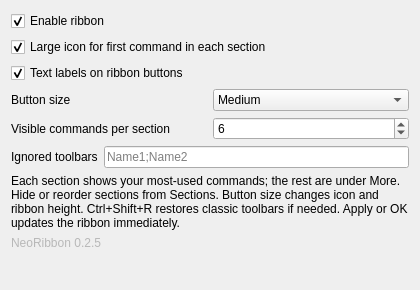
The window that Resources/ui/preferences.ui (robdevtech/NeoRibbon) describes before a commit, drawn with Qt 5.
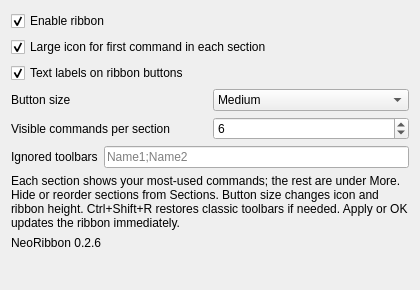
The same window after the commit. Custom widgets are drawn as their Qt base class.

Commit message:
Use theme text color for the prefs version label.
palette(mid) rendered as black and ignored FreeCAD light/dark QSS.

Patch:
```diff
--- a/Resources/ui/preferences.ui
+++ b/Resources/ui/preferences.ui
@@ -171,14 +171,11 @@
    <item>
     <widget class="QLabel" name="labelVersion">
      <property name="text">
-      <string>NeoRibbon 0.2.5</string>
+      <string>NeoRibbon 0.2.6</string>
      </property>
      <property name="toolTip">
       <string>Installed addon version from package.xml</string>
      </property>
-     <property name="styleSheet">
-      <string notr="true">color: palette(mid);</string>
-     </property>
     </widget>
    </item>
    <item>
```
The commit also changes 4 other files.
